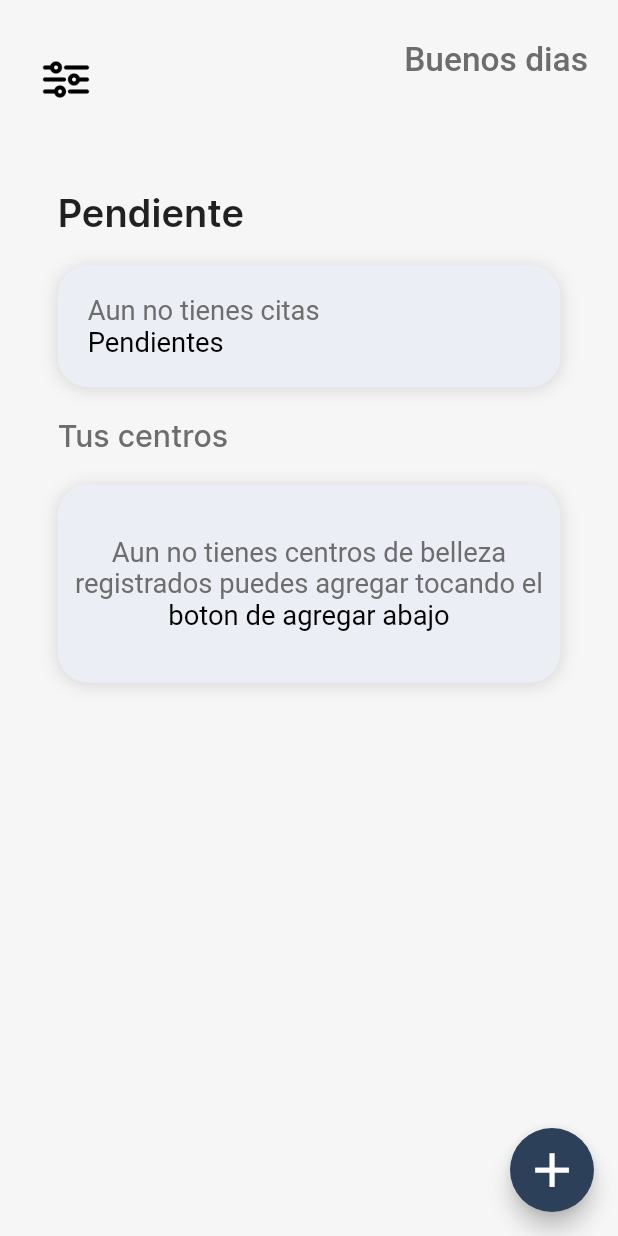
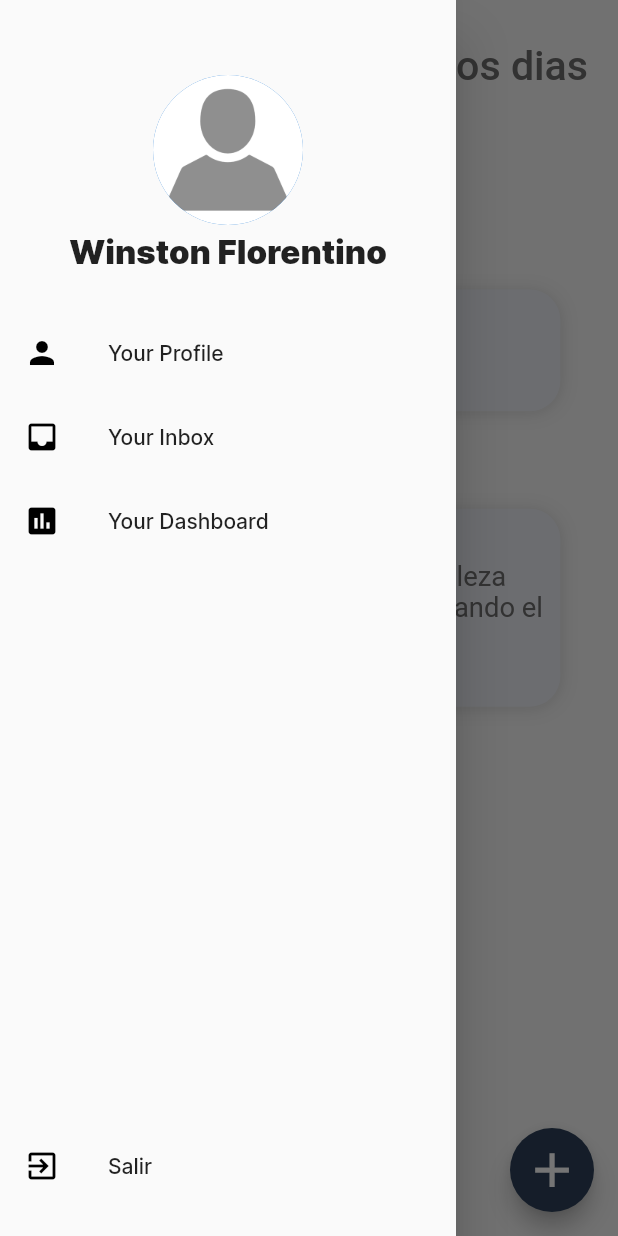
Before and after one commit to ancerox/BP, a Flutter app: the HomePage screen opened by its route, with the side drawer open (before the commit the screen has no drawer), on a phone screen of 412 x 824 dp. Run offline on Flutter 3.47's test engine with Material 2 defaults, Android fonts, the phone set to English and light mode, and no system bars; our stand-ins replace circular_countdown_timer, cloud_firestore, firebase_auth, firebase_core, flutter_spinkit, flutter_svg and 2 more; accounts and stored records are empty; network calls fail.

Commit message:
Center data Updated

```diff
--- /dev/null
+++ b/lib/Screens/HomePage/drawer.dart
@@ -0,0 +1,94 @@
+import 'package:bp/Screens/Splash/splash_S.dart';
+import 'package:bp/authWrapped.dart';
+import 'package:firebase_auth/firebase_auth.dart';
+import 'package:flutter/material.dart';
+
+class MainDrawer extends StatelessWidget {
+  const MainDrawer({Key key}) : super(key: key);
+
+  @override
+  Widget build(BuildContext context) {
+    return Drawer(
+      child: Column(children: [
+        Container(
+          child: Padding(
+            padding: EdgeInsets.only(top: 50.0),
+            child: Column(
+              mainAxisAlignment: MainAxisAlignment.center,
+              crossAxisAlignment: CrossAxisAlignment.center,
+              children: [
+                CircleAvatar(
+                  radius: 50.0,
+                  backgroundImage: AssetImage(
+                    "assets/images/no-image.png",
+                  ),
+                ),
+                SizedBox(
+                  height: 5.0,
+                ),
+                Text(
+                  "Winston Florentino",
+                  style: TextStyle(
+                    fontSize: 22.0,
+                    fontWeight: FontWeight.w800,
+                  ),
+                ),
+                SizedBox(
+                  height: 5.0,
+                ),
+              ],
+            ),
+          ),
+        ),
+        SizedBox(
+          height: 20.0,
+        ),
+        //Now let's Add the button for the Menu
+        //and let's copy that and modify it
+        ListTile(
+          onTap: () {},
+          leading: Icon(
+            Icons.person,
+            color: Colors.black,
+          ),
+          title: Text("Your Profile"),
+        ),
+
+        ListTile(
+          onTap: () {},
+          leading: Icon(
+            Icons.inbox,
+            color: Colors.black,
+          ),
+          title: Text("Your Inbox"),
+        ),
+
+        ListTile(
+          onTap: () {},
+          leading: Icon(
+            Icons.assessment,
+            color: Colors.black,
+          ),
+          title: Text("Your Dashboard"),
+        ),
+        Spacer(
+          flex: 5,
+        ),
+
+        Expanded(
+          child: ListTile(
+            onTap: () async {
+              await FirebaseAuth.instance.signOut();
+              Navigator.pushReplacementNamed(context, SplashScreen.route);
+            },
+            leading: Icon(
+              Icons.exit_to_app,
+              color: Colors.black,
+            ),
+            title: Text("Salir"),
+          ),
+        ),
+      ]),
+    );
+  }
+}
--- a/lib/models/beauty_centers.dart
+++ b/lib/models/beauty_centers.dart
@@ -2,7 +2,7 @@ class CentersData {
   String centerId;
   String fotoUrl;
   String name;
-  String stylists;
+  List stylists;
 
   CentersData({
     this.centerId,
--- /dev/null
+++ b/lib/models/stylists.dart
@@ -0,0 +1,7 @@
+class StylistData {
+  String name;
+  String photoUrl;
+  bool isActive;
+
+  StylistData({this.name, this.isActive, this.photoUrl});
+}
--- a/lib/routes.dart
+++ b/lib/routes.dart
@@ -1,4 +1,5 @@
 import 'package:bp/Screens/HomePage/Home_page.dart';
+import 'package:bp/Screens/Splash/splash_S.dart';
 import 'package:bp/Screens/center/center_page.dart';
 import 'package:bp/Screens/codeSms/CodeSms_S.dart';
 import 'package:bp/Screens/log%20in/login_S.dart';
@@ -6,6 +7,7 @@ import 'package:bp/authWrapped.dart';
 import 'package:flutter/material.dart';
 
 import 'Screens/Register/Register_P.dart';
+import 'Screens/dateTime/dateTime_Screen.dart';
 
 Map<String, WidgetBuilder> routes = {
   LoginPage.routeName: (_) => LoginPage(),
@@ -14,4 +16,6 @@ Map<String, WidgetBuilder> routes = {
   HomePage.route: (_) => HomePage(),
   AuthWraped.route: (_) => AuthWraped(),
   CenterPage.route: (_) => CenterPage(),
+  SplashScreen.route: (_) => SplashScreen(),
+  DateTimePage.route: (_) => DateTimePage(),
 };
--- a/pubspec.yaml
+++ b/pubspec.yaml
@@ -55,6 +55,7 @@ flutter:
   assets:
     - assets/images/
     - assets/icons/
+    - assets/loadingGif/
 
   # An image asset can refer to one or more resolution-specific "variants", see
   # https://flutter.dev/assets-and-images/#resolution-aware.
```
Also changed, not shown: lib/Components/BackButton.dart (+18 -13 lines), lib/Components/CustomImput.dart (+16 -8 lines), lib/Screens/HomePage/Home_page.dart (+40 -24 lines), lib/Screens/HomePage/center_card.dart (+10 -6 lines), lib/Screens/Splash/splash_S.dart (+8 -2 lines), lib/Screens/center/center_page.dart (+157 -63 lines), lib/Screens/center/image_center.dart (added, +64 -0 lines), lib/Screens/dateTime/dateTime_Screen.dart (+11 -1 lines), lib/main.dart (+5 -12 lines), lib/services/centers_services.dart (+23 -11 lines), assets/images/no-image.png (added), assets/loadingGif/LoadingLoop.gif (added).
